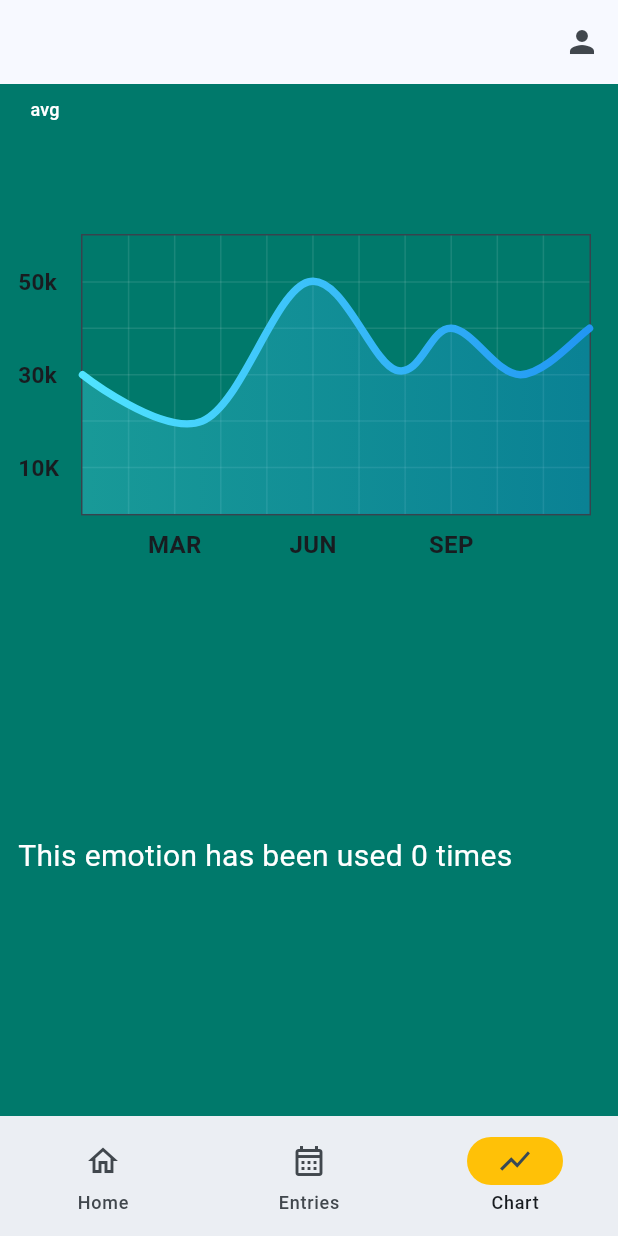
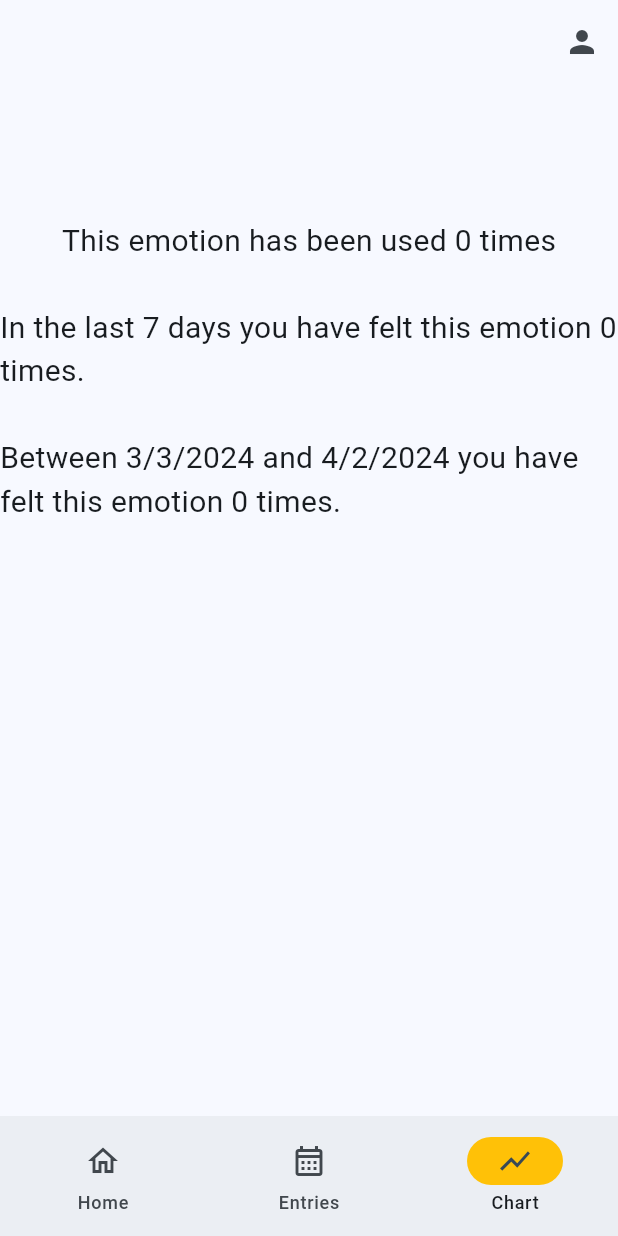
Before and after one commit to ksmittyxo/capstone, a Flutter app: the screen it shows once a user with an empty profile is signed in, item 3 of the bottom bar chosen, on a phone screen of 412 x 824 dp. Run offline on Flutter 3.47's test engine with Material 3 defaults, Android fonts, the phone set to English and light mode, and no system bars; drawn by our look-alikes of fl_chart; our stand-ins replace firebase_auth, firebase_core, flutter_svg, sqflite; missing offline and left inert: firebase_ui_auth; accounts and stored records are empty.

Commit message:
Added SQL scripts for showing number of times an emotion has been since a date, and number of times an emotion has been used within two dates. Added front-end for displaying these values.

```diff
--- a/lib/chart.dart
+++ b/lib/chart.dart
@@ -1,10 +1,10 @@
+import 'package:capstone/journalmodel.dart';
 import 'package:flutter/cupertino.dart';
 import 'package:flutter/material.dart';
-import 'package:fl_chart/fl_chart.dart';
-import 'package:capstone/resources/app_resources.dart';
 import 'package:flutter_svg/flutter_svg.dart';
 import 'package:capstone/face_database_service.dart';
 import 'package:capstone/store_faces.dart';
+import 'package:intl/intl.dart';
 import 'database_service.dart';
 
 class ChartScreen extends StatefulWidget {
@@ -15,58 +15,22 @@ class ChartScreen extends StatefulWidget {
 }
 
 class _ChartScreenState extends State<ChartScreen> {
-  List<Color> gradientColors = [
-    AppColors.contentColorCyan,
-    AppColors.contentColorBlue,
-  ];
-
   bool showAvg = false;
 
   String info = '';
   int number = -1;
+  var date =
+      DateFormat.yMd().format(DateTime.now().subtract(const Duration(days: 7)));
+  var startDate = DateFormat.yMd().format(DateTime.now().subtract(const Duration(days: 30)));
+  var endDate = DateFormat.yMd().format(DateTime.now());
 
   final faceDbService = FaceDatabaseService();
   final dbService = DatabaseService();
 
   @override
   Widget build(BuildContext context) {
-    return Stack(
+    return Column(
       children: <Widget>[
-        Container(
-          color: Colors.teal.shade700,
-        ),
-        AspectRatio(
-          aspectRatio: 1.25,
-          child: Padding(
-            padding: const EdgeInsets.only(
-              right: 18,
-              left: 12,
-              top: 100,
-              bottom: 12,
-            ),
-            child: LineChart(
-              showAvg ? avgData() : mainData(),
-            ),
-          ),
-        ),
-        SizedBox(
-          width: 60,
-          height: 34,
-          child: TextButton(
-            onPressed: () {
-              setState(() {
-                showAvg = !showAvg;
-              });
-            },
-            child: Text(
-              'avg',
-              style: TextStyle(
-                fontSize: 12,
-                color: showAvg ? Colors.white.withOpacity(0.5) : Colors.white,
-              ),
-            ),
-          ),
-        ),
         Container(
           margin: const EdgeInsets.symmetric(vertical: 20),
           height: 50,
@@ -107,14 +71,9 @@ class _ChartScreenState extends State<ChartScreen> {
             },
           ),
         ),
-        Padding(
-            padding: const EdgeInsets.only(
-              right: 18,
-              left: 12,
-              top: 500,
-              bottom: 12,
-            ),
-            child: SizedBox(
+
+        //total times emotion has been used
+        SizedBox(
           child: FutureBuilder<int>(
             future: dbService.countEmotionUse(info),
             builder: (context, snapshot) {
@@ -124,10 +83,9 @@ class _ChartScreenState extends State<ChartScreen> {
               if (snapshot.hasData) {
                 if (snapshot.data == 0) {
                   return const Text(
-                        'This emotion has been used 0 times',
+                    'This emotion has been used 0 times\n',
                     style: TextStyle(
                       fontSize: 20,
-                          color: Colors.white,
                     ),
                   );
                 } else {
@@ -135,281 +93,92 @@ class _ChartScreenState extends State<ChartScreen> {
                     'Number of times this emotion has been used: ${snapshot.data}\n',
                     style: const TextStyle(
                       fontSize: 20,
-                          color: Colors.white,
                     ),
                   );
                 }
               }
               return const Text(
-                    'This emotion has been used 0 times',
+                'This emotion has been used 0 times\n',
                 style: TextStyle(
                   fontSize: 20,
-                      color: Colors.white,
                 ),
               );
             },
           ),
-            )),
-        // Padding(
-        //   padding: const EdgeInsets.only(
-        //     right: 18,
-        //     left: 12,
-        //     top: 500,
-        //     bottom: 12,
-        //   ),
-        //   child: SizedBox(
-        //     child: FutureBuilder<List<Iterable<String>>> (
-        //       future: dbService.datesEmotionUsed("chilling"),
-        //       builder: (context, snapshot) {
-        //         if (snapshot.connectionState == ConnectionState.waiting) {
-        //           return const Center(child: CircularProgressIndicator());
-        //         }
-        //         if (snapshot.hasData) {
-        //           if (snapshot.data!.isEmpty) {
-        //             return const Text('No dates for this emotion'),
-        //           }
-        //           return ListView.builder(
-        //             itemCount: snapshot.data!.length,
-        //             itemBuilder: (context, index) =>
-        //         )
-        //         }
-        //       }
-        //     ),
-        //   ),
-        // )
-      ],
+        ),
+
+        //times the emotion has been used in the past __ days
+        SizedBox(
+          child: FutureBuilder<int>(
+            future: dbService.timesUsedSinceDate(info, date),
+            builder: (context, snapshot) {
+              if (snapshot.connectionState == ConnectionState.waiting) {
+                return const Center(child: CircularProgressIndicator());
+              }
+              if (snapshot.hasData) {
+                if (snapshot.data == 0) {
+                  return const Center(
+                    child: Text(
+                      'In the last 7 days you have felt this emotion 0 times.\n',
+                      style: TextStyle(
+                        fontSize: 20,
+                      ),
+                    ),
+                  );
+                } else {
+                  return Text(
+                    'In the last 7 days you have felt this emotion ${snapshot.data} times.\n',
+                    style: const TextStyle(
+                      fontSize: 20,
+                    ),
                   );
                 }
-
-  Widget bottomTitleWidgets(double value, TitleMeta meta) {
-    const style = TextStyle(
-      fontWeight: FontWeight.bold,
-      fontSize: 16,
-    );
-    Widget text;
-    switch (value.toInt()) {
-      case 2:
-        text = const Text('MAR', style: style);
-        break;
-      case 5:
-        text = const Text('JUN', style: style);
-        break;
-      case 8:
-        text = const Text('SEP', style: style);
-        break;
-      default:
-        text = const Text('', style: style);
-        break;
               }
-
-    return SideTitleWidget(
-      axisSide: meta.axisSide,
-      child: text,
-    );
-  }
-
-  Widget leftTitleWidgets(double value, TitleMeta meta) {
-    const style = TextStyle(
-      fontWeight: FontWeight.bold,
-      fontSize: 15,
-    );
-    String text;
-    switch (value.toInt()) {
-      case 1:
-        text = '10K';
-        break;
-      case 3:
-        text = '30k';
-        break;
-      case 5:
-        text = '50k';
-        break;
-      default:
-        return Container();
-    }
-
-    return Text(text, style: style, textAlign: TextAlign.left);
-  }
-
-  LineChartData mainData() {
-    return LineChartData(
-      gridData: FlGridData(
-        show: true,
-        drawVerticalLine: true,
-        horizontalInterval: 1,
-        verticalInterval: 1,
-        getDrawingHorizontalLine: (value) {
-          return const FlLine(
-            color: AppColors.mainGridLineColor,
-            strokeWidth: 1,
-          );
-        },
-        getDrawingVerticalLine: (value) {
-          return const FlLine(
-            color: AppColors.mainGridLineColor,
-            strokeWidth: 1,
+              return const Center(
+                child: Text(
+                    'In the last 7 days you have felt this emotion 0 times.\n'),
               );
             },
           ),
-      titlesData: FlTitlesData(
-        show: true,
-        rightTitles: const AxisTitles(
-          sideTitles: SideTitles(showTitles: false),
         ),
-        topTitles: const AxisTitles(
-          sideTitles: SideTitles(showTitles: false),
-        ),
-        bottomTitles: AxisTitles(
-          sideTitles: SideTitles(
-            showTitles: true,
-            reservedSize: 30,
-            interval: 1,
-            getTitlesWidget: bottomTitleWidgets,
+
+        // times emotion has been used from __ to __
+        SizedBox(
+            child: FutureBuilder<int>(
+          future: dbService.timesUsedWithinDates(info, startDate, endDate),
+          builder: (context, snapshot) {
+            if (snapshot.connectionState == ConnectionState.waiting) {
+              return const Center(child: CircularProgressIndicator());
+            }
+            if (snapshot.hasData) {
+              if (snapshot.data == 0) {
+                return Center(
+                  child: Text(
+                    'Between ${startDate} and ${endDate} you have felt this emotion 0 times.\n',
+                    style: const TextStyle(
+                      fontSize: 20,
                     ),
                   ),
-        leftTitles: AxisTitles(
-          sideTitles: SideTitles(
-            showTitles: true,
-            interval: 1,
-            getTitlesWidget: leftTitleWidgets,
-            reservedSize: 42,
+                );
+              } else {
+                return Text(
+                  'Between ${startDate} and ${endDate} you have felt this emotion ${snapshot.data} times.\n',
+                  style: const TextStyle(
+                    fontSize: 20,
+                  ),
+                );
+              }
+            }
+            return Center(
+              child: Text(
+                'Between ${startDate} and ${endDate} you have used this emotion 0 times.\n',
+                style: const TextStyle(
+                  fontSize: 20,
                 ),
               ),
-      ),
-      borderData: FlBorderData(
-        show: true,
-        border: Border.all(color: const Color(0xff37434d)),
-      ),
-      minX: 0,
-      maxX: 11,
-      minY: 0,
-      maxY: 6,
-      lineBarsData: [
-        LineChartBarData(
-          spots: const [
-            FlSpot(0, 3),
-            FlSpot(2.6, 2),
-            FlSpot(4.9, 5),
-            FlSpot(6.8, 3.1),
-            FlSpot(8, 4),
-            FlSpot(9.5, 3),
-            FlSpot(11, 4),
-          ],
-          isCurved: true,
-          gradient: LinearGradient(
-            colors: gradientColors,
-          ),
-          barWidth: 5,
-          isStrokeCapRound: true,
-          dotData: const FlDotData(
-            show: false,
-          ),
-          belowBarData: BarAreaData(
-            show: true,
-            gradient: LinearGradient(
-              colors: gradientColors
-                  .map((color) => color.withOpacity(0.3))
-                  .toList(),
-            ),
-          ),
-        ),
-      ],
-    );
-  }
-
-  LineChartData avgData() {
-    return LineChartData(
-      lineTouchData: const LineTouchData(enabled: false),
-      gridData: FlGridData(
-        show: true,
-        drawHorizontalLine: true,
-        verticalInterval: 1,
-        horizontalInterval: 1,
-        getDrawingVerticalLine: (value) {
-          return const FlLine(
-            color: Color(0xff37434d),
-            strokeWidth: 1,
             );
           },
-        getDrawingHorizontalLine: (value) {
-          return const FlLine(
-            color: Color(0xff37434d),
-            strokeWidth: 1,
-          );
-        },
-      ),
-      titlesData: FlTitlesData(
-        show: true,
-        bottomTitles: AxisTitles(
-          sideTitles: SideTitles(
-            showTitles: true,
-            reservedSize: 30,
-            getTitlesWidget: bottomTitleWidgets,
-            interval: 1,
-          ),
-        ),
-        leftTitles: AxisTitles(
-          sideTitles: SideTitles(
-            showTitles: true,
-            getTitlesWidget: leftTitleWidgets,
-            reservedSize: 42,
-            interval: 1,
-          ),
-        ),
-        topTitles: const AxisTitles(
-          sideTitles: SideTitles(showTitles: false),
-        ),
-        rightTitles: const AxisTitles(
-          sideTitles: SideTitles(showTitles: false),
-        ),
-      ),
-      borderData: FlBorderData(
-        show: true,
-        border: Border.all(color: const Color(0xff37434d)),
-      ),
-      minX: 0,
-      maxX: 11,
-      minY: 0,
-      maxY: 6,
-      lineBarsData: [
-        LineChartBarData(
-          spots: const [
-            FlSpot(0, 3.44),
-            FlSpot(2.6, 3.44),
-            FlSpot(4.9, 3.44),
-            FlSpot(6.8, 3.44),
-            FlSpot(8, 3.44),
-            FlSpot(9.5, 3.44),
-            FlSpot(11, 3.44),
-          ],
-          isCurved: true,
-          gradient: LinearGradient(
-            colors: [
-              ColorTween(begin: gradientColors[0], end: gradientColors[1])
-                  .lerp(0.2)!,
-              ColorTween(begin: gradientColors[0], end: gradientColors[1])
-                  .lerp(0.2)!,
-            ],
-          ),
-          barWidth: 5,
-          isStrokeCapRound: true,
-          dotData: const FlDotData(
-            show: false,
-          ),
-          belowBarData: BarAreaData(
-            show: true,
-            gradient: LinearGradient(
-              colors: [
-                ColorTween(begin: gradientColors[0], end: gradientColors[1])
-                    .lerp(0.2)!
-                    .withOpacity(0.1),
-                ColorTween(begin: gradientColors[0], end: gradientColors[1])
-                    .lerp(0.2)!
-                    .withOpacity(0.1),
-              ],
-            ),
-          ),
-        ),
+        ))
       ],
     );
   }
--- a/lib/database_service.dart
+++ b/lib/database_service.dart
@@ -57,8 +57,8 @@ class DatabaseService {
   Future<int> countEmotionUse(String emotion) async {
     final db = await _databaseService.database;
     var data = await db.rawQuery(
-      'SELECT COUNT(?) FROM Journals WHERE emotion =?',
-      [emotion, emotion]);
+      'SELECT COUNT(emotion) FROM Journals WHERE emotion =?',
+      [emotion]);
     var count = Sqflite.firstIntValue(data);
     if (count != null) {
       return count;
@@ -66,18 +66,34 @@ class DatabaseService {
       return 0;
     }
   }
-
-  // maybe change this to be SELECT * FROM Journals WHERE emotion =? and then in
-  // the chart code iterate though the list of journals to get the dates from each
-  // journal entry?? could be inefficient though if the emotion has been used many times
-  Future<List<Iterable<String>>> datesEmotionUsed2(String emotion) async {
+  Future<int> timesUsedSinceDate(String emotion, String date) async {
     final db = await _databaseService.database;
-    var data = await db.rawQuery(
-        'SELECT date FROM Journals WHERE emotion =?', [emotion]);
-    print(data);
-    return List.generate(data.length, (index) => data[index].keys);
+    var data = await db.rawQuery('SELECT COUNT(emotion) FROM Journals WHERE emotion =? AND date >?', [emotion, date]);
+    var count = Sqflite.firstIntValue(data);
+    if (count != null) {
+      return count;
+    } else {
+      return 0;
+    }
   }
-
+  Future<int> timesUsedWithinDates(String emotion, String start, String end) async {
+    final db = await _databaseService.database;
+    var data = await db.rawQuery('SELECT COUNT(emotion) FROM Journals WHERE emotion =? AND date BETWEEN ? AND ?',
+        [emotion, start, end]);
+    var count = Sqflite.firstIntValue(data);
+    if (count != null) {
+      return count;
+    } else {
+      return 0;
+    }
+  }
+  Future<List<JournalModel>> datesEmotionUsed(String emotion) async {
+    final db = await _databaseService.database;
+    var data = await db.rawQuery('SELECT * from Journals WHERE emotion =?', [emotion]);
+    List<JournalModel> journals =
+    List.generate(data.length, (index) => JournalModel.fromJson(data[index]));
+    return journals;
+  }
   Future<List<JournalModel>> getJournalsFromDate(String date) async {
     final db = await _databaseService.database;
     var data = await db.rawQuery('SELECT * FROM Journals WHERE date =?', [date]);
--- a/lib/resources/app_colors.dart
+++ /dev/null
@@ -1,25 +0,0 @@
-import 'package:flutter/material.dart';
-
-class AppColors {
-  static const Color primary = contentColorCyan;
-  static const Color menuBackground = Color(0xFF090912);
-  static const Color itemsBackground = Color(0xFF1B2339);
-  static const Color pageBackground = Color(0xFF282E45);
-  static const Color mainTextColor1 = Colors.white;
-  static const Color mainTextColor2 = Colors.white70;
-  static const Color mainTextColor3 = Colors.white38;
-  static const Color mainGridLineColor = Colors.white10;
-  static const Color borderColor = Colors.white54;
-  static const Color gridLinesColor = Color(0x11FFFFFF);
-
-  static const Color contentColorBlack = Colors.black;
-  static const Color contentColorWhite = Colors.white;
-  static const Color contentColorBlue = Color(0xFF2196F3);
-  static const Color contentColorYellow = Color(0xFFFFC300);
-  static const Color contentColorOrange = Color(0xFFFF683B);
-  static const Color contentColorGreen = Color(0xFF3BFF49);
-  static const Color contentColorPurple = Color(0xFF6E1BFF);
-  static const Color contentColorPink = Color(0xFFFF3AF2);
-  static const Color contentColorRed = Color(0xFFE80054);
-  static const Color contentColorCyan = Color(0xFF50E4FF);
-}
--- a/lib/resources/app_resources.dart
+++ /dev/null
@@ -1,4 +0,0 @@
-export 'app_colors.dart';
-export 'app_assets.dart';
-export 'app_dimens.dart';
-export 'app_texts.dart';
--- a/lib/resources/app_texts.dart
+++ /dev/null
@@ -1,3 +0,0 @@
-class AppTexts {
-  static const appName = 'FL Chart App';
-}
```
Also changed, not shown: lib/resources/app_assets.dart (deleted, +0 -24 lines), lib/resources/app_dimens.dart (deleted, +0 -13 lines). Lines whose indentation alone changed are shown as unchanged.
